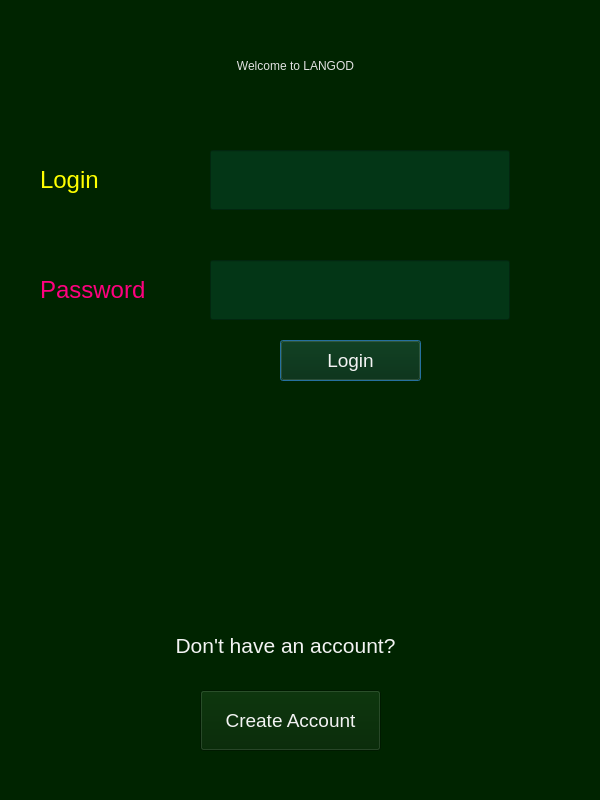
The window that SignUpWindow.ui (Skripkon/App-for-learning-English-LANGOD) describes before a commit, drawn with Qt 5.
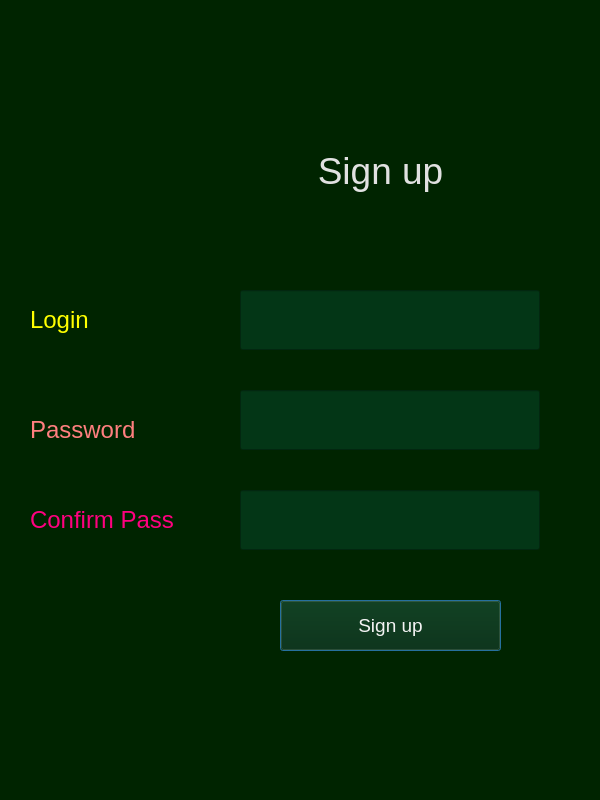
The same window after the commit.

```diff
--- a/SignUpWindow.ui
+++ b/SignUpWindow.ui
@@ -20,18 +20,17 @@
   <widget class="QLabel" name="label">
    <property name="geometry">
     <rect>
-     <x>60</x>
-     <y>30</y>
-     <width>471</width>
-     <height>71</height>
+     <x>230</x>
+     <y>120</y>
+     <width>301</width>
+     <height>101</height>
     </rect>
    </property>
    <property name="styleSheet">
-    <string notr="true">color:rgb(225, 225, 225); 
-font: 75 italic 30pt &quot;Z003&quot;;</string>
+    <string notr="true">color:rgb(225, 225, 225); font-size:28pt;</string>
    </property>
    <property name="text">
-    <string>Welcome to LANGOD</string>
+    <string>Sign up</string>
    </property>
    <property name="alignment">
     <set>Qt::AlignCenter</set>
@@ -40,9 +39,9 @@
   <widget class="QLabel" name="label_2">
    <property name="geometry">
     <rect>
-     <x>40</x>
-     <y>150</y>
-     <width>81</width>
+     <x>30</x>
+     <y>290</y>
+     <width>190</width>
      <height>60</height>
     </rect>
    </property>
@@ -58,8 +57,8 @@
   <widget class="QLineEdit" name="email">
    <property name="geometry">
     <rect>
-     <x>210</x>
-     <y>150</y>
+     <x>240</x>
+     <y>290</y>
      <width>300</width>
      <height>60</height>
     </rect>
@@ -71,26 +70,23 @@
 selection-color: rgb(46, 194, 126);
 background-color: rgb(3, 54, 22)</string>
    </property>
-   <property name="placeholderText">
-    <string/>
-   </property>
-   <property name="clearButtonEnabled">
-    <bool>false</bool>
+   <property name="frame">
+    <bool>true</bool>
    </property>
   </widget>
   <widget class="QLineEdit" name="password">
    <property name="geometry">
     <rect>
-     <x>210</x>
-     <y>260</y>
+     <x>240</x>
+     <y>390</y>
      <width>300</width>
      <height>60</height>
     </rect>
    </property>
    <property name="styleSheet">
-    <string notr="true">font-size:14pt; color:rgb(243, 243, 243);
+    <string notr="true">border-color: rgb(255, 255, 255);
+font-size:14pt; color:rgb(243, 243, 243);
 selection-background-color: rgb(255, 255, 255);
-border-color: rgb(255, 255, 255);
 selection-color: rgb(46, 194, 126);
 background-color: rgb(3, 54, 22)</string>
    </property>
@@ -101,15 +97,15 @@
   <widget class="QLabel" name="label_3">
    <property name="geometry">
     <rect>
-     <x>40</x>
-     <y>260</y>
-     <width>141</width>
+     <x>30</x>
+     <y>400</y>
+     <width>190</width>
      <height>60</height>
     </rect>
    </property>
    <property name="styleSheet">
     <string notr="true">font-size:18pt;
- color:rgb(255, 0, 127);
+ color:rgb(255, 127, 127);
 border-color: rgb(255, 255, 255);</string>
    </property>
    <property name="text">
@@ -120,63 +116,56 @@
    <property name="geometry">
     <rect>
      <x>280</x>
-     <y>340</y>
-     <width>141</width>
-     <height>41</height>
-    </rect>
-   </property>
-   <property name="styleSheet">
-    <string notr="true">color:rgb(255, 0, 255);
-font-size:14pt; 
-color:rgb(243, 243, 243);
-</string>
-   </property>
-   <property name="text">
-    <string>Login</string>
-   </property>
-  </widget>
-  <widget class="QLabel" name="label_4">
-   <property name="geometry">
-    <rect>
-     <x>140</x>
-     <y>620</y>
-     <width>291</width>
+     <y>600</y>
+     <width>221</width>
      <height>51</height>
     </rect>
    </property>
    <property name="styleSheet">
     <string notr="true">color:rgb(255, 0, 255);
-font-size:16pt; color:rgb(243, 243, 243);</string>
-   </property>
-   <property name="text">
-    <string>Don't have an account?</string>
-   </property>
-   <property name="textFormat">
-    <enum>Qt::MarkdownText</enum>
-   </property>
-   <property name="alignment">
-    <set>Qt::AlignCenter</set>
-   </property>
-   <property name="margin">
-    <number>0</number>
-   </property>
-  </widget>
-  <widget class="QPushButton" name="createaccbutton">
-   <property name="geometry">
-    <rect>
-     <x>200</x>
-     <y>690</y>
-     <width>181</width>
-     <height>61</height>
-    </rect>
-   </property>
-   <property name="styleSheet">
-    <string notr="true">color:rgb(255, 0, 255);
 font-size:14pt; 
 color:rgb(243, 243, 243);</string>
    </property>
    <property name="text">
-    <string>Create Account</string>
+    <string>Sign up</string>
+   </property>
+  </widget>
+  <widget class="QLineEdit" name="confirmpass">
+   <property name="geometry">
+    <rect>
+     <x>240</x>
+     <y>490</y>
+     <width>300</width>
+     <height>60</height>
+    </rect>
+   </property>
+   <property name="styleSheet">
+    <string notr="true">border-color: rgb(255, 255, 255);
+font-size:14pt; color:rgb(243, 243, 243);
+selection-background-color: rgb(255, 255, 255);
+selection-color: rgb(46, 194, 126);
+background-color: rgb(3, 54, 22)</string>
+   </property>
+   <property name="text">
+    <string/>
+   </property>
+  </widget>
+  <widget class="QLabel" name="label_4">
+   <property name="geometry">
+    <rect>
+     <x>30</x>
+     <y>490</y>
+     <width>190</width>
+     <height>60</height>
+    </rect>
+   </property>
+   <property name="styleSheet">
+    <string notr="true">font-size:18pt;
+ color:rgb(255, 0, 127);
+border-color: rgb(255, 255, 255);</string>
+   </property>
+   <property name="text">
+    <string>Confirm Pass</string>
    </property>
   </widget>
   <zorder>label</zorder>
```
Left out of the diff: 9 changed lines with no effect on the pictures.
